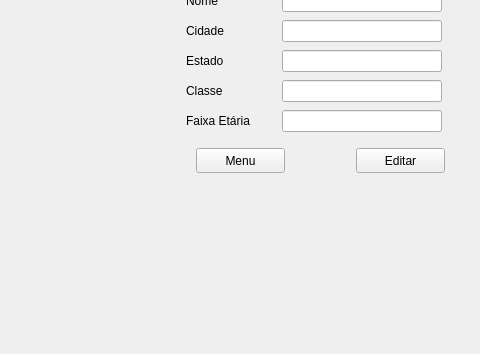
First picture: the form in ui/viewEventos.ui, repository PedroAugustoRamalhoDuarte/Trabalho-TP1, before the edit; both pictures show x 84 to 564 and y 152 to 506 of the 825 by 506 pixel window.
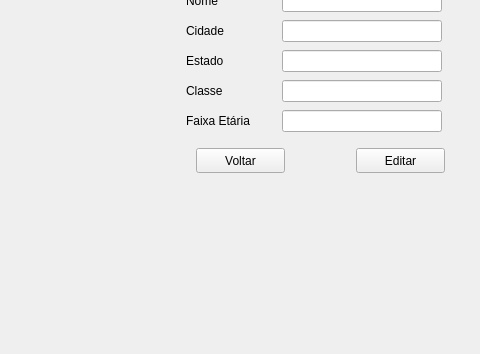
Second picture: the form after the edit. The open tabs and pages were chosen to show the change.

Patch:
```diff
--- a/ui/viewEventos.ui
+++ b/ui/viewEventos.ui
@@ -932,10 +932,10 @@
        </rect>
       </property>
       <property name="text">
-       <string>Menu</string>
+       <string>Voltar</string>
       </property>
      </widget>
-     <widget class="QWidget" name="">
+     <widget class="QWidget" name="layoutWidget">
       <property name="geometry">
        <rect>
         <x>260</x>
```
Left out of the diff: 10 changed lines with no effect on the pictures.
